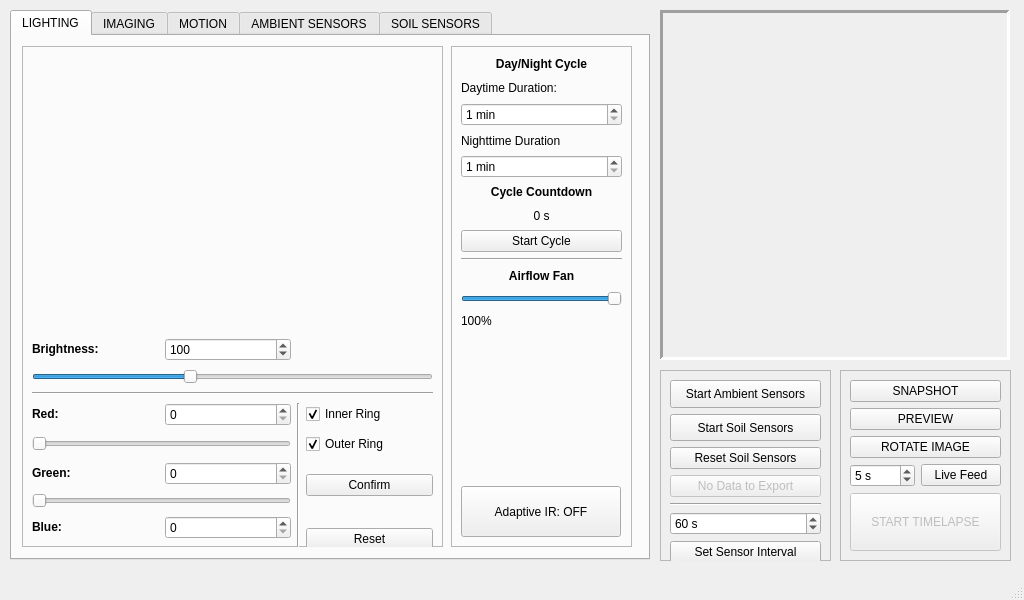
The window that _ui/FlashLapse_Pro.ui (CoCl-Jerry/Flashlapse_Pro_Dev) describes before a commit, drawn with Qt 5.
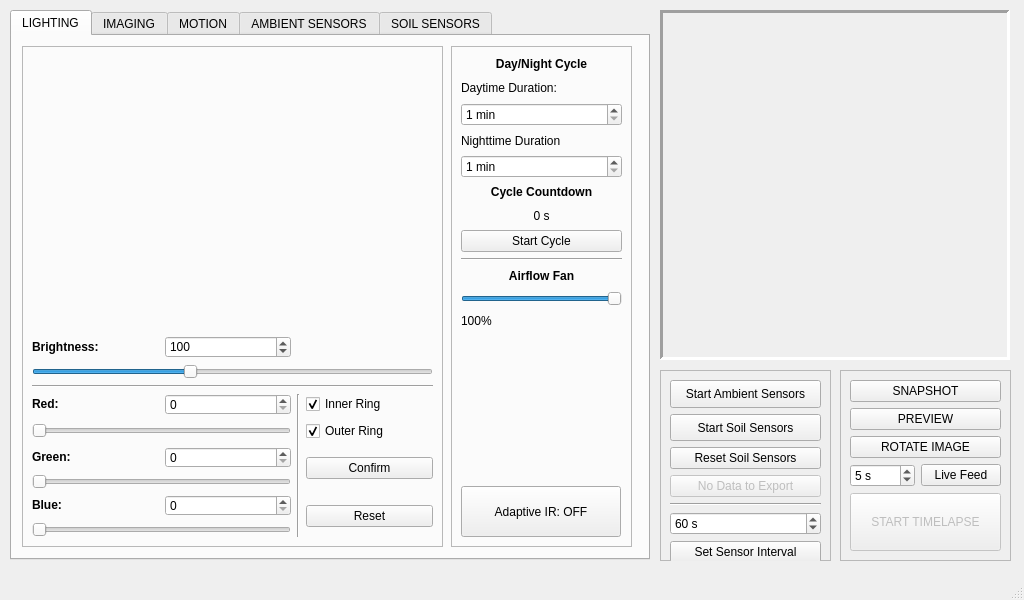
The same window after the commit. Icons and pictures are not drawn. Custom widgets are drawn as their Qt base class.

The edit to the form file:
```diff
--- a/_ui/FlashLapse_Pro.ui
+++ b/_ui/FlashLapse_Pro.ui
@@ -104,7 +104,7 @@
          <x>10</x>
          <y>290</y>
          <width>401</width>
-         <height>229</height>
+         <height>201</height>
         </rect>
        </property>
        <layout class="QGridLayout" name="gridLayout_16">
```
